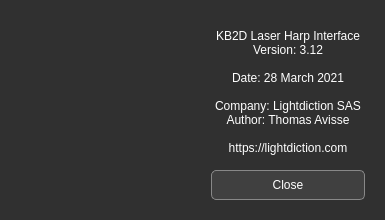
Above: aboutdialog.ui from Lightdiction/KB2D_Interface_V3 before the change. Below: the same form after it.
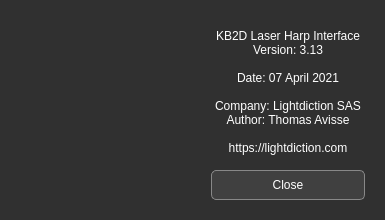
That is the form after the change. Icons and pictures are not drawn.

The edit to the form file:
```diff
--- a/aboutdialog.ui
+++ b/aboutdialog.ui
@@ -123,9 +123,9 @@
         </property>
         <property name="text">
          <string>KB2D Laser Harp Interface
-Version: 3.12
+Version: 3.13
 
-Date: 28 March 2021
+Date: 07 April 2021
 
 Company: Lightdiction SAS
 Author: Thomas Avisse
```
